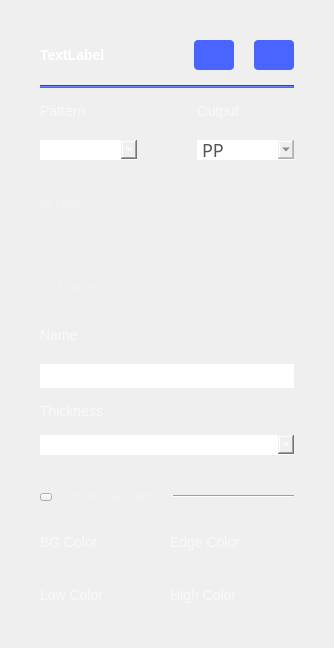
Above: ui/pg_cg_settings.ui from analogdevicesinc/scopy before the change. Below: the same form after it.
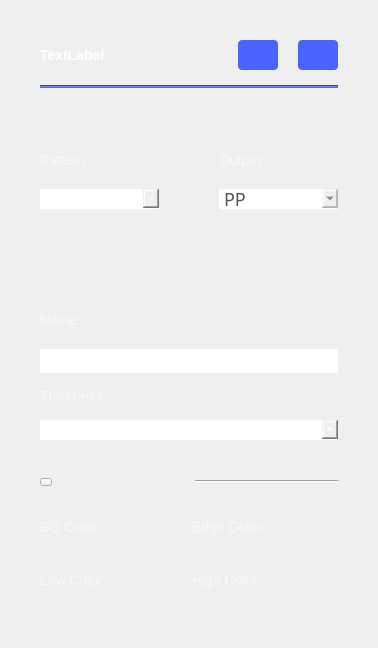
That is the form after the change. Icons and pictures are not drawn.

Commit message: PatternGenerator - use pretty spinboxes for patterns

Patch:
```diff
--- a/ui/pg_cg_settings.ui
+++ b/ui/pg_cg_settings.ui
@@ -6,10 +6,16 @@
    <rect>
     <x>0</x>
     <y>0</y>
-    <width>334</width>
+    <width>378</width>
     <height>648</height>
    </rect>
   </property>
+  <property name="sizePolicy">
+   <sizepolicy hsizetype="MinimumExpanding" vsizetype="Preferred">
+    <horstretch>0</horstretch>
+    <verstretch>0</verstretch>
+   </sizepolicy>
+  </property>
   <property name="windowTitle">
    <string>Form</string>
   </property>
@@ -145,12 +151,31 @@
      </property>
      <item>
       <layout class="QHBoxLayout" name="horizontalLayout">
+       <property name="spacing">
+        <number>0</number>
+       </property>
        <property name="leftMargin">
-        <number>40</number>
+        <number>0</number>
        </property>
        <property name="rightMargin">
-        <number>40</number>
+        <number>0</number>
        </property>
+       <item>
+        <spacer name="horizontalSpacer_4">
+         <property name="orientation">
+          <enum>Qt::Horizontal</enum>
+         </property>
+         <property name="sizeType">
+          <enum>QSizePolicy::Fixed</enum>
+         </property>
+         <property name="sizeHint" stdset="0">
+          <size>
+           <width>40</width>
+           <height>20</height>
+          </size>
+         </property>
+        </spacer>
+       </item>
        <item>
         <layout class="QVBoxLayout" name="verticalLayout_3">
          <property name="spacing">
@@ -302,12 +327,118 @@
           </widget>
          </item>
          <item>
+          <widget class="QScrollArea" name="scrollArea">
+           <property name="sizePolicy">
+            <sizepolicy hsizetype="Expanding" vsizetype="Preferred">
+             <horstretch>0</horstretch>
+             <verstretch>0</verstretch>
+            </sizepolicy>
+           </property>
+           <property name="frameShape">
+            <enum>QFrame::NoFrame</enum>
+           </property>
+           <property name="frameShadow">
+            <enum>QFrame::Plain</enum>
+           </property>
+           <property name="lineWidth">
+            <number>0</number>
+           </property>
+           <property name="verticalScrollBarPolicy">
+            <enum>Qt::ScrollBarAlwaysOff</enum>
+           </property>
+           <property name="horizontalScrollBarPolicy">
+            <enum>Qt::ScrollBarAlwaysOff</enum>
+           </property>
+           <property name="sizeAdjustPolicy">
+            <enum>QAbstractScrollArea::AdjustToContents</enum>
+           </property>
+           <property name="widgetResizable">
+            <bool>true</bool>
+           </property>
+           <widget class="QWidget" name="scrollAreaWidgetContents">
+            <property name="geometry">
+             <rect>
+              <x>0</x>
+              <y>0</y>
+              <width>292</width>
+              <height>559</height>
+             </rect>
+            </property>
+            <property name="sizePolicy">
+             <sizepolicy hsizetype="Expanding" vsizetype="Expanding">
+              <horstretch>0</horstretch>
+              <verstretch>0</verstretch>
+             </sizepolicy>
+            </property>
+            <layout class="QVBoxLayout" name="verticalLayout_12">
+             <property name="spacing">
+              <number>0</number>
+             </property>
+             <property name="leftMargin">
+              <number>0</number>
+             </property>
+             <property name="topMargin">
+              <number>0</number>
+             </property>
+             <property name="rightMargin">
+              <number>0</number>
+             </property>
+             <property name="bottomMargin">
+              <number>10</number>
+             </property>
+             <item>
+              <layout class="QHBoxLayout" name="horizontalLayout_4">
+               <property name="spacing">
+                <number>12</number>
+               </property>
+               <property name="topMargin">
+                <number>18</number>
+               </property>
+               <property name="bottomMargin">
+                <number>32</number>
+               </property>
+               <item>
+                <widget class="QLabel" name="LPattern">
+                 <property name="styleSheet">
+                  <string notr="true">QLabel
+{
+height: 15px;
+font-family: Arial;
+font-size: 12px;
+line-height: 14px;
+color: rgba(255,255,255,50);
+}</string>
+                 </property>
+                 <property name="text">
+                  <string>CLOCK</string>
+                 </property>
+                </widget>
+               </item>
+               <item>
+                <widget class="Line" name="line_2">
+                 <property name="sizePolicy">
+                  <sizepolicy hsizetype="Expanding" vsizetype="Fixed">
+                   <horstretch>0</horstretch>
+                   <verstretch>0</verstretch>
+                  </sizepolicy>
+                 </property>
+                 <property name="frameShadow">
+                  <enum>QFrame::Plain</enum>
+                 </property>
+                 <property name="orientation">
+                  <enum>Qt::Horizontal</enum>
+                 </property>
+                </widget>
+               </item>
+              </layout>
+             </item>
+             <item>
           <layout class="QHBoxLayout" name="horizontalLayout_3">
            <property name="spacing">
-            <number>60</number>
+                <number>0</number>
            </property>
            <property name="topMargin">
-            <number>15</number>
+                <number>0</number>
            </property>
            <property name="bottomMargin">
             <number>20</number>
@@ -315,7 +446,7 @@
            <item>
             <layout class="QVBoxLayout" name="verticalLayout_5">
              <property name="spacing">
-              <number>21</number>
+                  <number>0</number>
              </property>
              <item>
               <widget class="QLabel" name="label_2">
@@ -324,15 +455,47 @@
                </property>
               </widget>
              </item>
+                 <item>
+                  <spacer name="verticalSpacer_4">
+                   <property name="orientation">
+                    <enum>Qt::Vertical</enum>
+                   </property>
+                   <property name="sizeType">
+                    <enum>QSizePolicy::Fixed</enum>
+                   </property>
+                   <property name="sizeHint" stdset="0">
+                    <size>
+                     <width>0</width>
+                     <height>21</height>
+                    </size>
+                   </property>
+                  </spacer>
+                 </item>
              <item>
               <widget class="QComboBox" name="CBPattern"/>
              </item>
             </layout>
            </item>
+               <item>
+                <spacer name="horizontalSpacer_3">
+                 <property name="orientation">
+                  <enum>Qt::Horizontal</enum>
+                 </property>
+                 <property name="sizeType">
+                  <enum>QSizePolicy::Preferred</enum>
+                 </property>
+                 <property name="sizeHint" stdset="0">
+                  <size>
+                   <width>60</width>
+                   <height>0</height>
+                  </size>
+                 </property>
+                </spacer>
+               </item>
            <item>
             <layout class="QVBoxLayout" name="verticalLayout_4">
              <property name="spacing">
-              <number>21</number>
+                  <number>0</number>
              </property>
              <property name="topMargin">
               <number>0</number>
@@ -344,6 +507,22 @@
                </property>
               </widget>
              </item>
+                 <item>
+                  <spacer name="verticalSpacer_3">
+                   <property name="orientation">
+                    <enum>Qt::Vertical</enum>
+                   </property>
+                   <property name="sizeType">
+                    <enum>QSizePolicy::Fixed</enum>
+                   </property>
+                   <property name="sizeHint" stdset="0">
+                    <size>
+                     <width>0</width>
+                     <height>21</height>
+                    </size>
+                   </property>
+                  </spacer>
+                 </item>
              <item>
               <widget class="QComboBox" name="CBOutput">
                <property name="enabled">
@@ -370,52 +549,6 @@
            </item>
           </layout>
          </item>
-         <item>
-          <layout class="QHBoxLayout" name="horizontalLayout_4">
-           <property name="spacing">
-            <number>12</number>
-           </property>
-           <property name="topMargin">
-            <number>18</number>
-           </property>
-           <property name="bottomMargin">
-            <number>32</number>
-           </property>
-           <item>
-            <widget class="QLabel" name="LPattern">
-             <property name="styleSheet">
-              <string notr="true">QLabel
-{
-height: 15px;
-font-family: Arial;
-font-size: 12px;
-line-height: 14px;
-color: rgba(255,255,255,50);
-}</string>
-             </property>
-             <property name="text">
-              <string>CLOCK</string>
-             </property>
-            </widget>
-           </item>
-           <item>
-            <widget class="Line" name="line_2">
-             <property name="sizePolicy">
-              <sizepolicy hsizetype="Expanding" vsizetype="Fixed">
-               <horstretch>0</horstretch>
-               <verstretch>0</verstretch>
-              </sizepolicy>
-             </property>
-             <property name="frameShadow">
-              <enum>QFrame::Plain</enum>
-             </property>
-             <property name="orientation">
-              <enum>Qt::Horizontal</enum>
-             </property>
-            </widget>
-           </item>
-          </layout>
-         </item>
          <item>
           <widget class="QWidget" name="patternSettings" native="true">
            <property name="enabled">
@@ -445,6 +578,12 @@
          </item>
          <item>
           <widget class="QWidget" name="widget" native="true">
+               <property name="sizePolicy">
+                <sizepolicy hsizetype="MinimumExpanding" vsizetype="Preferred">
+                 <horstretch>0</horstretch>
+                 <verstretch>0</verstretch>
+                </sizepolicy>
+               </property>
            <layout class="QVBoxLayout" name="verticalLayout_10">
             <property name="spacing">
              <number>0</number>
@@ -459,7 +598,7 @@
              <number>0</number>
             </property>
             <property name="bottomMargin">
-             <number>0</number>
+                 <number>10</number>
             </property>
             <item>
              <layout class="QHBoxLayout" name="horizontalLayout_5">
@@ -696,6 +835,12 @@
               </item>
               <item>
                <widget class="QWidget" name="widget_2" native="true">
+                    <property name="sizePolicy">
+                     <sizepolicy hsizetype="Preferred" vsizetype="Preferred">
+                      <horstretch>0</horstretch>
+                      <verstretch>0</verstretch>
+                     </sizepolicy>
+                    </property>
                 <property name="minimumSize">
                  <size>
                   <width>0</width>
@@ -840,7 +985,26 @@
               </item>
              </layout>
             </item>
-           </layout>
+                <item>
+                 <spacer name="verticalSpacer_2">
+                  <property name="orientation">
+                   <enum>Qt::Vertical</enum>
+                  </property>
+                  <property name="sizeHint" stdset="0">
+                   <size>
+                    <width>20</width>
+                    <height>40</height>
+                   </size>
+                  </property>
+                 </spacer>
+                </item>
+               </layout>
+              </widget>
+             </item>
+            </layout>
+            <zorder>widget</zorder>
+            <zorder>patternSettings</zorder>
+           </widget>
           </widget>
          </item>
          <item>
@@ -849,7 +1013,7 @@
             <enum>Qt::Vertical</enum>
            </property>
            <property name="sizeType">
-            <enum>QSizePolicy::Expanding</enum>
+            <enum>QSizePolicy::Preferred</enum>
            </property>
            <property name="sizeHint" stdset="0">
             <size>
@@ -861,6 +1025,22 @@
          </item>
         </layout>
        </item>
+       <item>
+        <spacer name="horizontalSpacer_5">
+         <property name="orientation">
+          <enum>Qt::Horizontal</enum>
+         </property>
+         <property name="sizeType">
+          <enum>QSizePolicy::Fixed</enum>
+         </property>
+         <property name="sizeHint" stdset="0">
+          <size>
+           <width>40</width>
+           <height>20</height>
+          </size>
+         </property>
+        </spacer>
+       </item>
       </layout>
      </item>
     </layout>
```
Left out of the diff: 6 changed lines with no effect on the pictures. Lines whose indentation alone changed are shown as unchanged. The commit also changes 5 other files.
